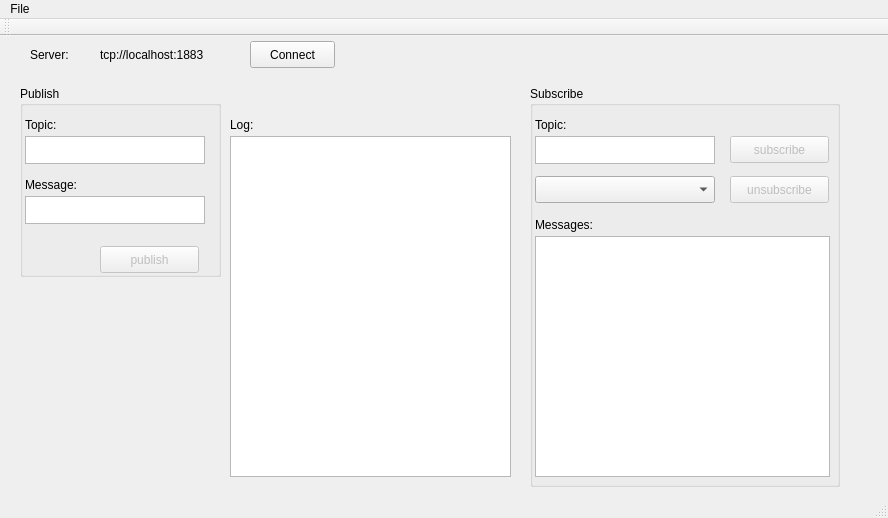
The window that mainwindow.ui (QtLab/linquitto) describes before a commit, drawn with Qt 5.
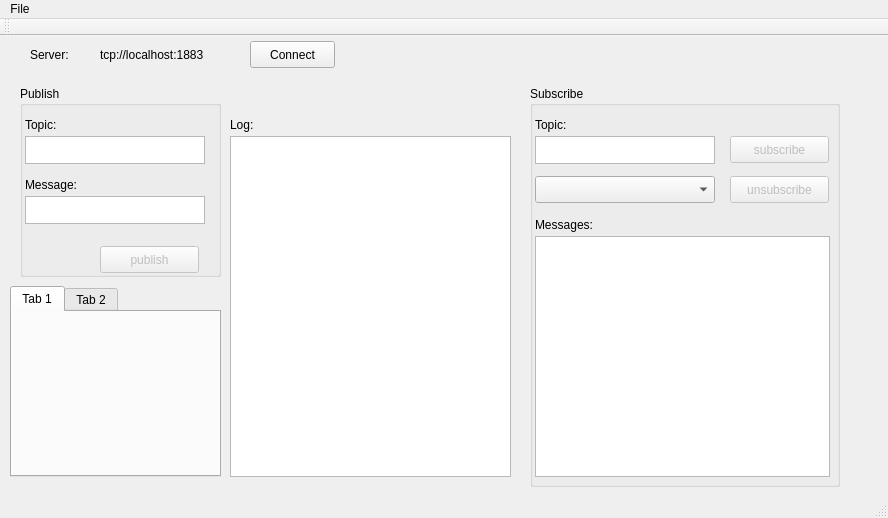
The same window after the commit.

Commit message: Changed to a map to hold the references to instances of AsyncConnection. This will prepare the change to a multi connection design.

Patch:
```diff
--- a/mainwindow.ui
+++ b/mainwindow.ui
@@ -255,6 +255,26 @@
      <string>tcp://localhost:1883</string>
     </property>
    </widget>
+   <widget class="QTabWidget" name="tabWidget">
+    <property name="geometry">
+     <rect>
+      <x>10</x>
+      <y>250</y>
+      <width>211</width>
+      <height>191</height>
+     </rect>
+    </property>
+    <widget class="QWidget" name="tab">
+     <attribute name="title">
+      <string>Tab 1</string>
+     </attribute>
+    </widget>
+    <widget class="QWidget" name="tab_2">
+     <attribute name="title">
+      <string>Tab 2</string>
+     </attribute>
+    </widget>
+   </widget>
   </widget>
   <widget class="QMenuBar" name="menuBar">
    <property name="geometry">
```
The commit also changes 5 other files.
